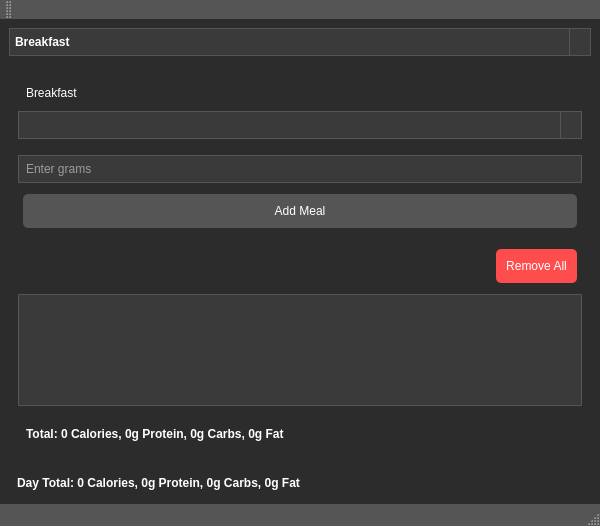
Old version of the form GetFit.ui in the repository Fascodes/GetFit.
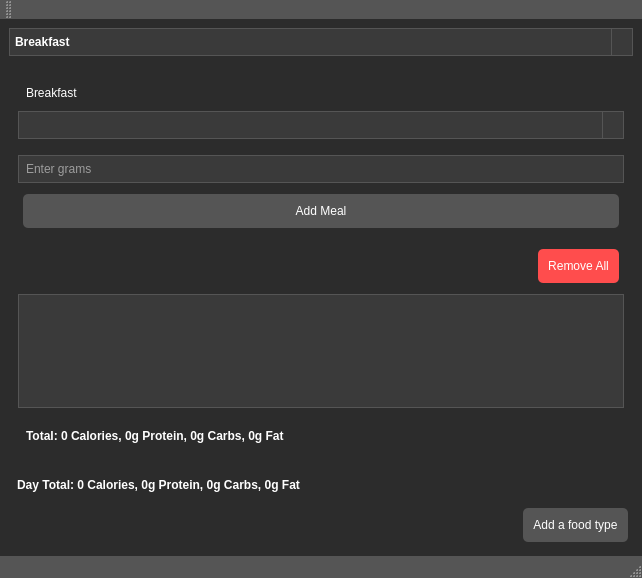
New version of the form.

The edit to the form file:
```diff
--- a/GetFit.ui
+++ b/GetFit.ui
@@ -6,8 +6,8 @@
    <rect>
     <x>0</x>
     <y>0</y>
-    <width>600</width>
-    <height>526</height>
+    <width>642</width>
+    <height>578</height>
    </rect>
   </property>
   <property name="windowTitle">
@@ -278,8 +278,8 @@
             <rect>
              <x>0</x>
              <y>0</y>
-             <width>65</width>
-             <height>18</height>
+             <width>604</width>
+             <height>68</height>
             </rect>
            </property>
            <layout class="QVBoxLayout" name="verticalLayoutScrollAreaBreakfast"/>
@@ -544,6 +544,13 @@
       </property>
      </widget>
     </item>
+    <item alignment="Qt::AlignRight">
+     <widget class="QPushButton" name="addNewFoodButton">
+      <property name="text">
+       <string>Add a food type</string>
+      </property>
+     </widget>
+    </item>
    </layout>
   </widget>
   <widget class="QMenuBar" name="menuBar">
```
Left out of the diff: 16 changed lines with no effect on the pictures.
